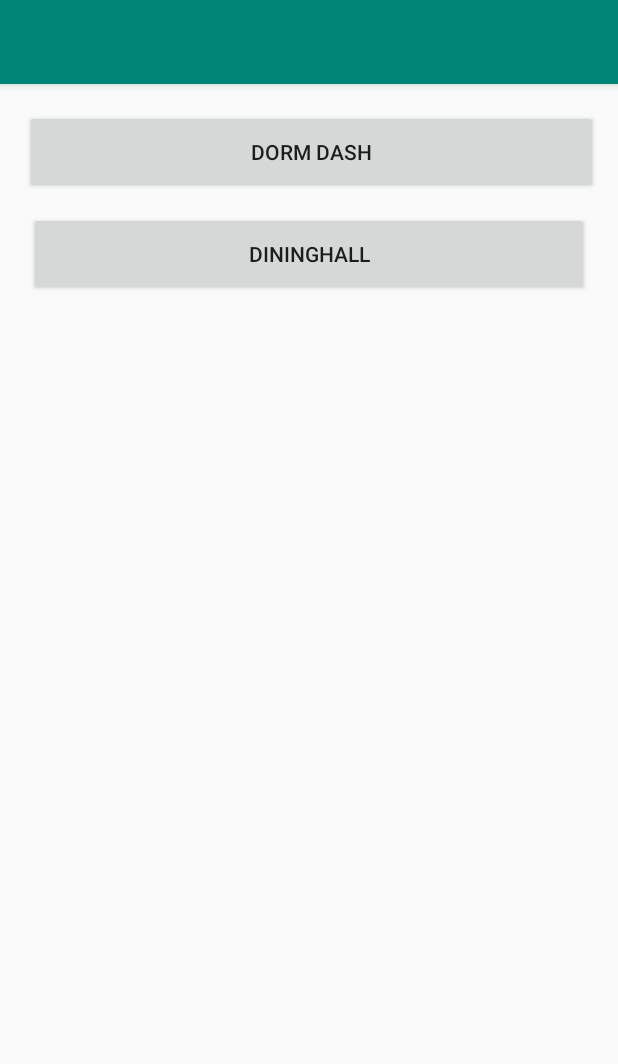
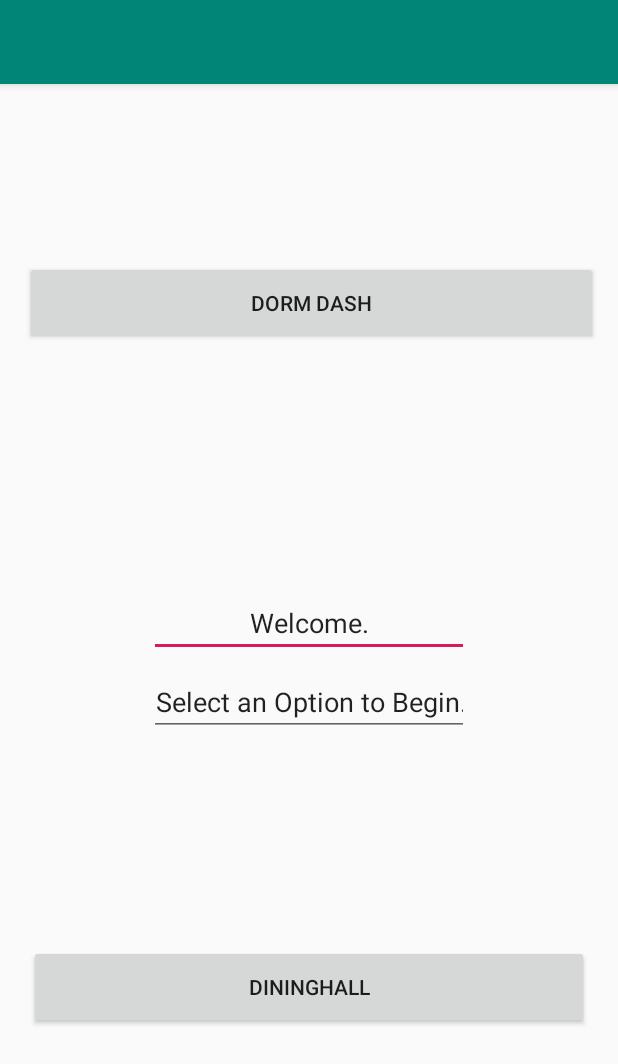
Before and after one commit to bbnewb/dormDash, an Android app: the screen it shows after launch (MainActivity), on a phone screen of 412 x 824 dp. Shown: the top 1064 px of the screen. Run offline under Robolectric (Android 15) with nearby library versions, the phone set to English and light mode, and no system bars.

Commit message:
new update

```diff
--- a/app/src/main/java/com/example/dormdash/MainActivity.java
+++ b/app/src/main/java/com/example/dormdash/MainActivity.java
@@ -31,6 +31,8 @@ public class MainActivity extends AppCompatActivity {
         // This activity doesn't do anything yet - it immediately launches the game activity
         // Work on it will start in Checkpoint 1
         Button goodbye = findViewById(R.id.dormDash);
+
+
 
         final MediaPlayer mp = MediaPlayer.create(this, R.raw.sample);
 
--- a/app/src/main/java/com/example/dormdash/NewOrderActivity.java
+++ b/app/src/main/java/com/example/dormdash/NewOrderActivity.java
@@ -124,7 +124,7 @@ public class NewOrderActivity extends AppCompatActivity {
                     }
 
                     // show the popup window
-                    // which view you pass in doesn't matter, it is only used for the window tolken
+                    // which view you pass in doesn't matter, it is only used for the window token
                     popupWindow.showAtLocation(popupView, Gravity.CENTER, 0, 0);
 
                     // dismiss the popup window when touched
--- a/app/src/main/res/layout/content_main.xml
+++ b/app/src/main/res/layout/content_main.xml
@@ -13,12 +13,13 @@
         android:layout_width="382dp"
         android:layout_height="56dp"
         android:layout_marginStart="16dp"
-        android:layout_marginTop="17dp"
+        android:layout_marginTop="80dp"
         android:layout_marginEnd="13dp"
-        android:layout_marginBottom="12dp"
+        android:layout_marginBottom="32dp"
         android:text="dorm dash"
         app:layout_constraintBottom_toTopOf="@+id/diningHall"
         app:layout_constraintEnd_toEndOf="parent"
+        app:layout_constraintHorizontal_bias="1.0"
         app:layout_constraintStart_toStartOf="parent"
         app:layout_constraintTop_toTopOf="parent" />
 
@@ -27,11 +28,49 @@
         android:layout_width="373dp"
         android:layout_height="56dp"
         android:layout_marginStart="19dp"
-        android:layout_marginTop="12dp"
+        android:layout_marginTop="329dp"
         android:layout_marginEnd="19dp"
+        android:layout_marginBottom="100dp"
         android:text="diningHall"
+        app:layout_constraintBottom_toBottomOf="parent"
         app:layout_constraintEnd_toEndOf="parent"
+        app:layout_constraintHorizontal_bias="1.0"
         app:layout_constraintStart_toStartOf="parent"
         app:layout_constraintTop_toBottomOf="@+id/dormDash" />
 
+    <EditText
+        android:id="@+id/welcome"
+        android:layout_width="wrap_content"
+        android:layout_height="wrap_content"
+        android:layout_marginStart="99dp"
+        android:layout_marginTop="147dp"
+        android:layout_marginEnd="99dp"
+        android:layout_marginBottom="177dp"
+        android:ems="10"
+        android:gravity="center"
+        android:inputType="textPersonName"
+        android:text="Welcome."
+        app:layout_constraintBottom_toTopOf="@+id/diningHall"
+        app:layout_constraintEnd_toEndOf="parent"
+        app:layout_constraintHorizontal_bias="0.0"
+        app:layout_constraintStart_toStartOf="parent"
+        app:layout_constraintTop_toBottomOf="@+id/dormDash" />
+
+    <EditText
+        android:id="@+id/welcome2"
+        android:layout_width="wrap_content"
+        android:layout_height="wrap_content"
+        android:layout_marginStart="99dp"
+        android:layout_marginEnd="99dp"
+        android:layout_marginBottom="132dp"
+        android:ems="10"
+        android:gravity="center"
+        android:inputType="textPersonName"
+        android:text="Select an Option to Begin."
+        app:layout_constraintBottom_toTopOf="@+id/diningHall"
+        app:layout_constraintEnd_toEndOf="parent"
+        app:layout_constraintHorizontal_bias="0.0"
+        app:layout_constraintStart_toStartOf="parent"
+        app:layout_constraintTop_toBottomOf="@+id/welcome" />
+
 </androidx.constraintlayout.widget.ConstraintLayout>
```
